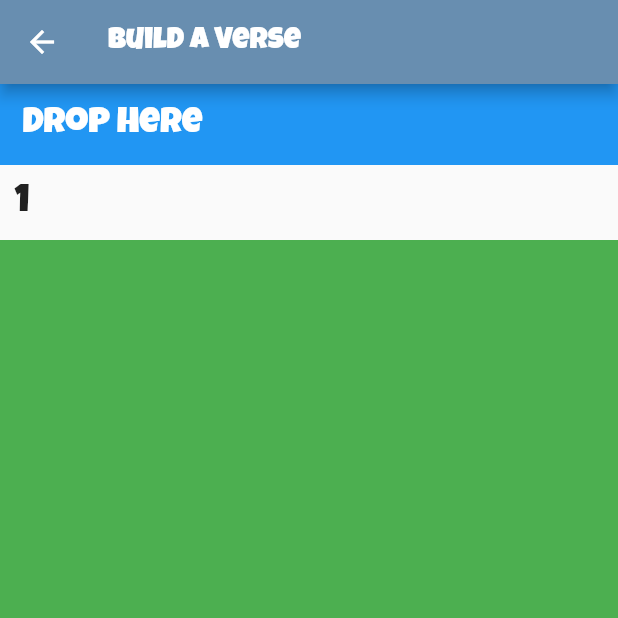
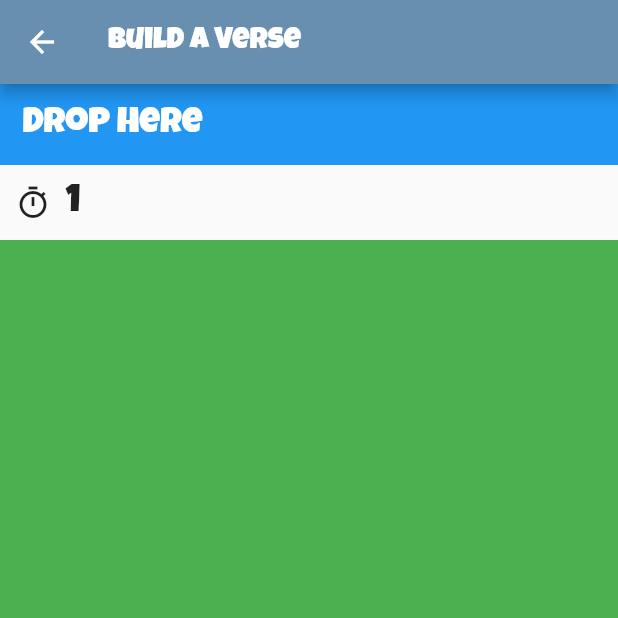
Before and after one commit to digitaleagle/mightymarks-kids, a Flutter app: the VerseDragGame screen opened by its route, on a phone screen of 412 x 824 dp, the top half of it. Run offline on Flutter 3.47's test engine with Material 2 defaults, Android fonts, the phone set to English and light mode, and no system bars; our stand-ins replace flutter_svg, shared_preferences; accounts and stored records are empty.

Commit message:
Added Timer icon

```diff
--- a/lib/ui/time_display.dart
+++ b/lib/ui/time_display.dart
@@ -4,6 +4,8 @@ import 'package:flutter/material.dart';
 import 'package:mighty_marks_kids/data/game_state.dart';
 
 class TimeDisplay extends StatefulWidget {
+  const TimeDisplay({Key? key}) : super(key: key);
+
   @override
   State<TimeDisplay> createState() => _TimeDisplayState();
 }
@@ -39,8 +41,18 @@ class _TimeDisplayState extends State<TimeDisplay> {
   Widget build(BuildContext context) {
     return Container(
       padding: const EdgeInsets.fromLTRB(10, 0, 5, 0),
-        child: Text(_seconds.toString(),
-          style: const TextStyle(fontSize: 25),
+        child: Row(
+          mainAxisAlignment: MainAxisAlignment.center,
+          crossAxisAlignment: CrossAxisAlignment.center,
+          children: [
+            const Icon(Icons.timer_outlined),
+            Container(
+              padding: EdgeInsets.fromLTRB(10, 0, 0, 0),
+              child: Text(_seconds.toString(),
+                style: const TextStyle(fontSize: 25),
+              ),
+            ),
+          ],
         )
     );
   }
```
